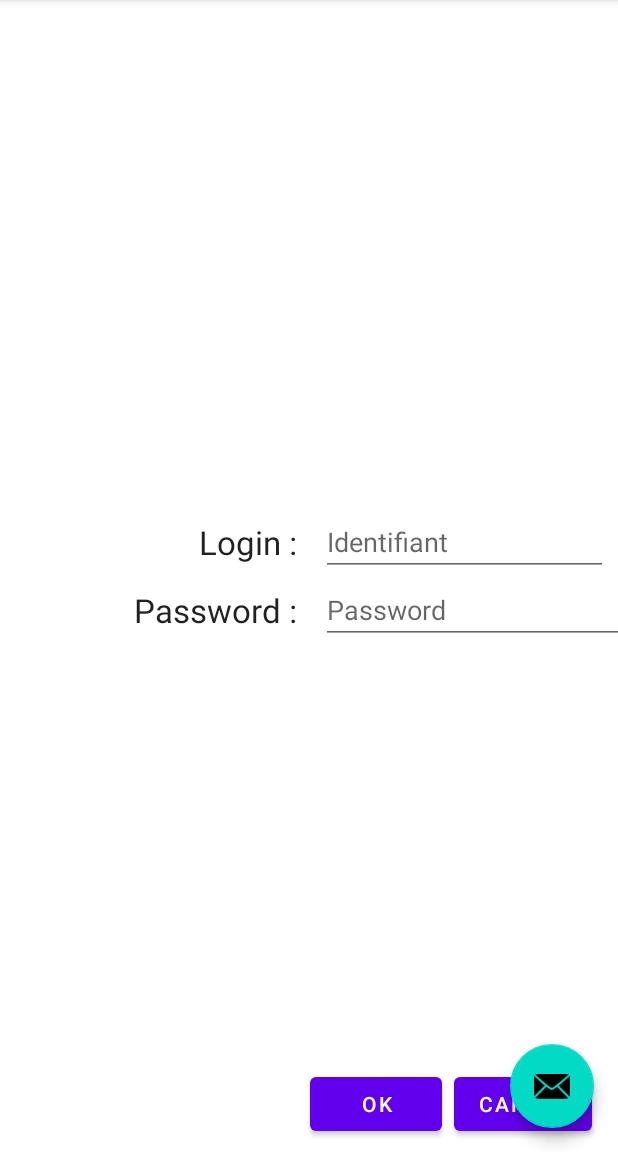
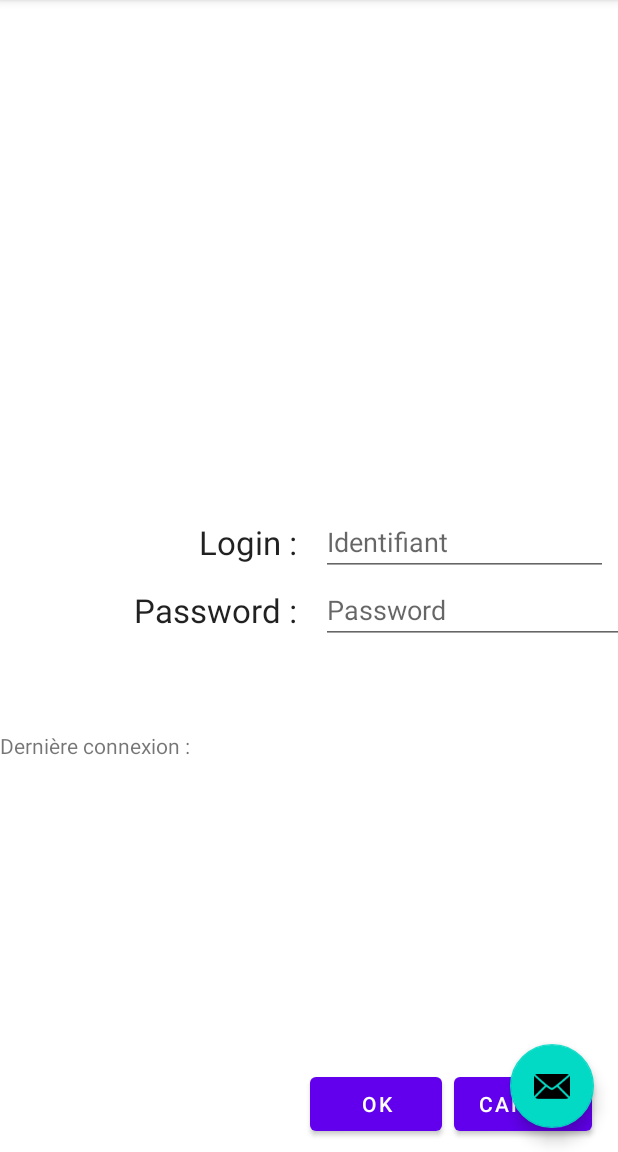
Before and after one commit to LaKenzence/PPE4-Passelande_Kenzo, an Android app: the SecondFragment screen opened through its navigation route, on a phone screen of 412 x 824 dp, the part 84-1236 px from its top. Run offline under Robolectric (Android 15) with nearby library versions, the phone set to English and light mode, and no system bars; our stand-ins replace navigation-ui.

Commit message:
3.5 Fini

```diff
--- a/app/src/main/java/com/example/ppe4_passelande_kenzo/MainActivity.java
+++ b/app/src/main/java/com/example/ppe4_passelande_kenzo/MainActivity.java
@@ -23,6 +23,7 @@ import android.view.Menu;
 import android.view.MenuItem;
 import android.view.WindowManager;
 import android.widget.EditText;
+import android.widget.TextView;
 import android.widget.Toast;
 
 import android.Manifest;
@@ -363,6 +364,17 @@ public class MainActivity extends AppCompatActivity {
         }
 
     }
+    public String affichelog()
+    {
+        SharedPreferences  myPrefs = this.getSharedPreferences("mesvariablesglobales", 0);
+        String prefLog = myPrefs.getString("prefLogin","nothing");
+        return prefLog;
+        /*
+        if (! prefLog.equals("nothing")) {
+            TextView log = (TextView) getView().findViewById(R.id.etFragId);
+            log.setText(((MainActivity) getActivity()).getprenom());
+        }*/
+    }
     public void testMotDePasse(String vlogin,String vmdp) {
         try {
 
@@ -376,6 +388,7 @@ public class MainActivity extends AppCompatActivity {
         {
             menuConnect();
             alertmsg("Connexion", "Connecté en local.");
+
             Navigation.findNavController(this , R.id.nav_host_fragment_content_main).navigate(R.id.action_SecondFragment_to_troisiemeFragment);
         }
         else {
--- a/app/src/main/java/com/example/ppe4_passelande_kenzo/SecondFragment.java
+++ b/app/src/main/java/com/example/ppe4_passelande_kenzo/SecondFragment.java
@@ -6,6 +6,7 @@ import android.view.View;
 import android.view.ViewGroup;
 import android.widget.Button;
 import android.widget.EditText;
+import android.widget.TextView;
 import android.widget.Toast;
 
 import androidx.annotation.NonNull;
@@ -14,6 +15,9 @@ import androidx.navigation.Navigation;
 import androidx.navigation.fragment.NavHostFragment;
 
 import com.example.ppe4_passelande_kenzo.databinding.FragmentSecondBinding;
+import java.util.Calendar;
+import java.util.Date;
+import android.content.SharedPreferences;
 
 public class SecondFragment extends Fragment {
 
@@ -34,6 +38,8 @@ public class SecondFragment extends Fragment {
         return this.pass.toString();
     }
 
+    private Calendar myCalendar = Calendar.getInstance();
+    private EditText dateconnexion;
 
 
 
@@ -46,9 +52,23 @@ public class SecondFragment extends Fragment {
         binding = FragmentSecondBinding.inflate(inflater, container, false);
         return binding.getRoot();
 
+       // affichelog1();
+
+        //TxtDateHeure =
 
 
-
+       /* dateconnexion.setText(df.format("dd/MM/yyyy", dateconnexion);
+        String s = f.format(d);
+        if(laVisite.getDate_reelle().toString().length()==0)
+        {
+            ddatereelle = new Date();
+        }
+        else
+        {
+            ddatereelle=laVisite.getDate_reelle();
+        }
+        datereelle.setText(df.format("dd/MM/yyyy", ddatereelle));
+    }*/
     }
 
     public void onViewCreated(@NonNull View view, Bundle savedInstanceState) {
@@ -70,16 +90,18 @@ public class SecondFragment extends Fragment {
                         .navigate(R.id.action_SecondFragment_to_FirstFragment);
             }
         });
-
+        affichelog1();
  binding.bFragOk.setOnClickListener(new View.OnClickListener() {
             @Override
             public void onClick(View view) {
 
 
 
+            login = (EditText) getView().findViewById(R.id.etFragId);
+            pass = (EditText) getView().findViewById(R.id.etFragPassword);
 
-               login=(EditText)getView().findViewById(R.id.etFragId);
-                pass=(EditText)getView().findViewById(R.id.etFragPassword);
+
+
 /*
                 url = "https://www.btssio-carcouet.fr/ppe4/public/connect2"+login.getText()+"/"+pass.getText()+"infirmiere" ;
                 url = "https://www.btssio-carcouet.fr/ppe4/public/connect2/"
@@ -123,4 +145,13 @@ public class SecondFragment extends Fragment {
         binding = null;
     }
 
+    public void affichelog1()
+    {
+    String login=((MainActivity)getActivity()).affichelog();
+        if (! login.equals("nothing")) {
+            TextView log = (TextView) getView().findViewById(R.id.etFragId);
+            log.setText(login);
+        }
+    }
+
 }
--- a/app/src/main/res/layout/fragment_second.xml
+++ b/app/src/main/res/layout/fragment_second.xml
@@ -84,6 +84,15 @@
         app:layout_constraintBottom_toBottomOf="parent"
         app:layout_constraintEnd_toEndOf="parent" />
 
+    <TextView
+        android:id="@+id/TxtDateHeure"
+        android:layout_width="266dp"
+        android:layout_height="19dp"
+        android:text="@string/TxtDateheure"
+        app:layout_constraintBottom_toBottomOf="parent"
+        app:layout_constraintTop_toTopOf="parent"
+        app:layout_constraintVertical_bias="0.651"
+        tools:layout_editor_absoluteX="88dp" />
 
 
 </androidx.constraintlayout.widget.ConstraintLayout>
--- a/app/src/main/res/values/strings.xml
+++ b/app/src/main/res/values/strings.xml
@@ -26,5 +26,7 @@
     <string name="etFragConnect">Utilisateur connecte</string>
     <string name="bImport">Import</string>
     <string name="Txt_Import">suppression de toutes les visites stockées sur le téléphone</string>
+    <string name="TxtDateHeure">Dernièere connexion :</string>
+    <string name="TxtDateheure">Dernière connexion :</string>
 
 </resources>
```
